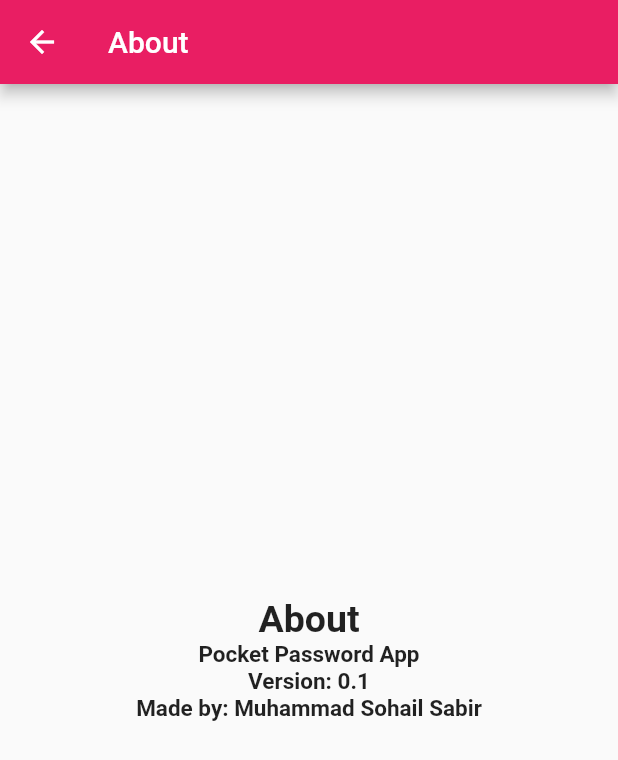
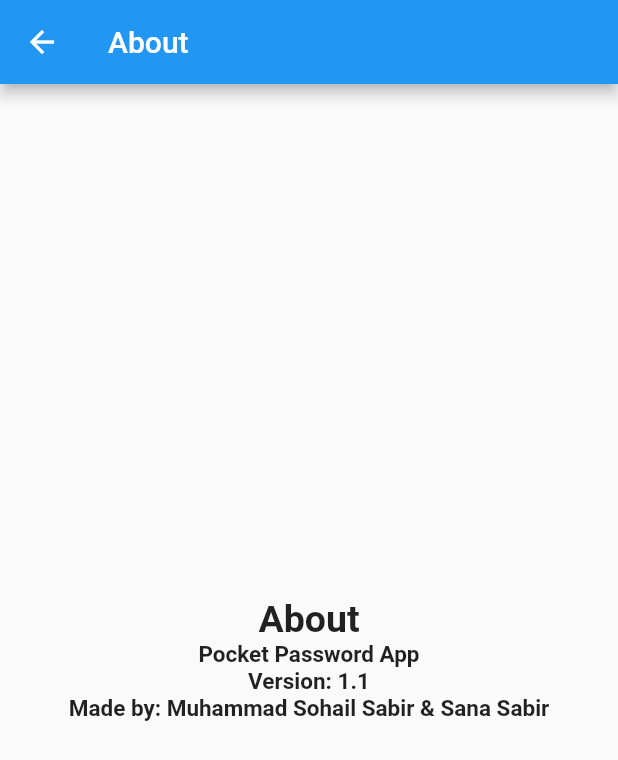
Before and after one commit to sohailsabir/FA19-BCS-016, a Flutter app: the Aboutpage screen opened directly, on a phone screen of 412 x 824 dp. Shown: the top 760 px of the screen. Run offline on Flutter 3.47's test engine with Material 2 defaults, Android fonts, the phone set to English and light mode, and no system bars; our stand-ins replace audioplayers, cloud_firestore, firebase_auth, firebase_core, firebase_database, flutter_colorpicker and 3 more; missing offline and left inert: dialog_alert, flutter_animated_button, splash_screen_view; accounts and stored records are empty.

Commit message:
UI design complete

```diff
--- a/pocket_password/lib/main.dart
+++ b/pocket_password/lib/main.dart
@@ -2,6 +2,7 @@
 import 'package:firebase_core/firebase_core.dart';
 import 'package:flutter/material.dart';
 import 'package:pocket_password/screen/CheckUser.dart';
+import 'package:pocket_password/screen/SplashScreen.dart';
 Future<void> main() async {
   WidgetsFlutterBinding.ensureInitialized();
   await Firebase.initializeApp();
@@ -21,7 +22,7 @@ class MyApp extends StatelessWidget {
 
         primarySwatch: Colors.blue,
       ),
-      home:  CheckUser(),
+      home:  SplashScreen(),
     );
   }
 }
--- a/pocket_password/lib/screen/aboutpage.dart
+++ b/pocket_password/lib/screen/aboutpage.dart
@@ -5,7 +5,7 @@ class Aboutpage extends StatelessWidget {
     return Scaffold(
       appBar: AppBar(
         title: Text("About"),
-        backgroundColor: Colors.pink,
+        backgroundColor: Colors.blue,
       ),
       body: SafeArea(
         child: Center(
@@ -23,11 +23,11 @@ class Aboutpage extends StatelessWidget {
                     fontWeight: FontWeight.bold,
                     fontSize: 15,
                   ),),
-                Text("Version: 0.1", style: TextStyle(
+                Text("Version: 1.1", style: TextStyle(
                   fontWeight: FontWeight.bold,
                   fontSize: 15,
                 ),),
-                Text("Made by: Muhammad Sohail Sabir", style: TextStyle(
+                Text("Made by: Muhammad Sohail Sabir & Sana Sabir", style: TextStyle(
                   fontWeight: FontWeight.bold,
                   fontSize: 15,
                 ),),
```
Also changed, not shown: pocket_password/lib/screen/SplashScreen.dart (added, +26 -0 lines).
